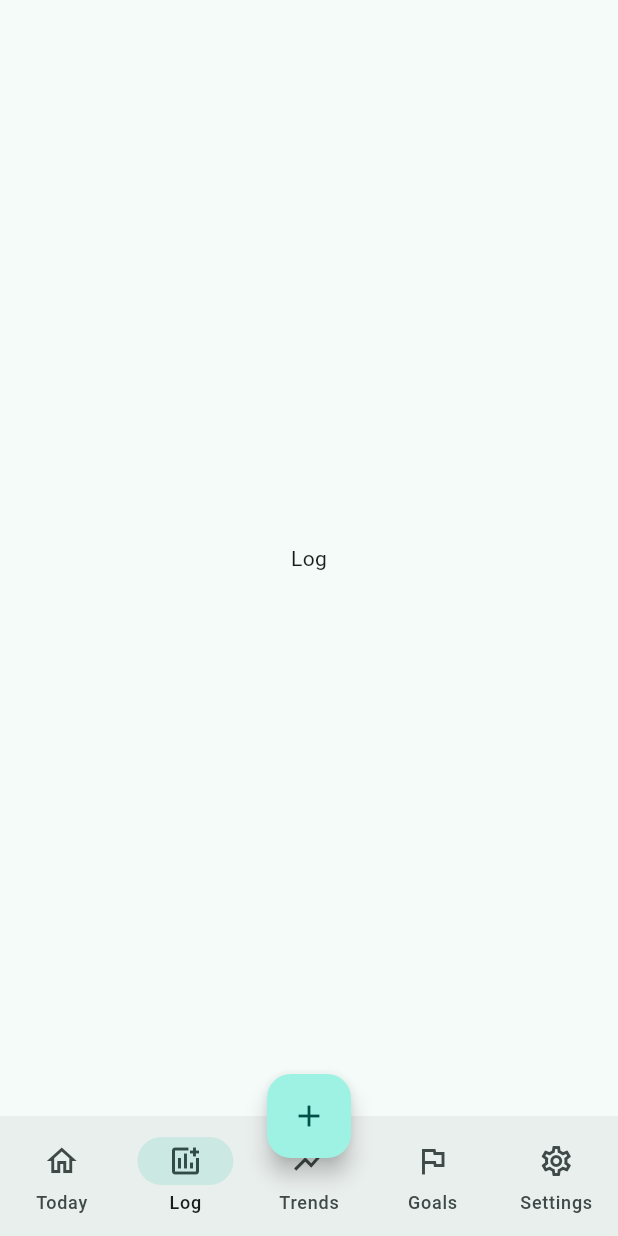
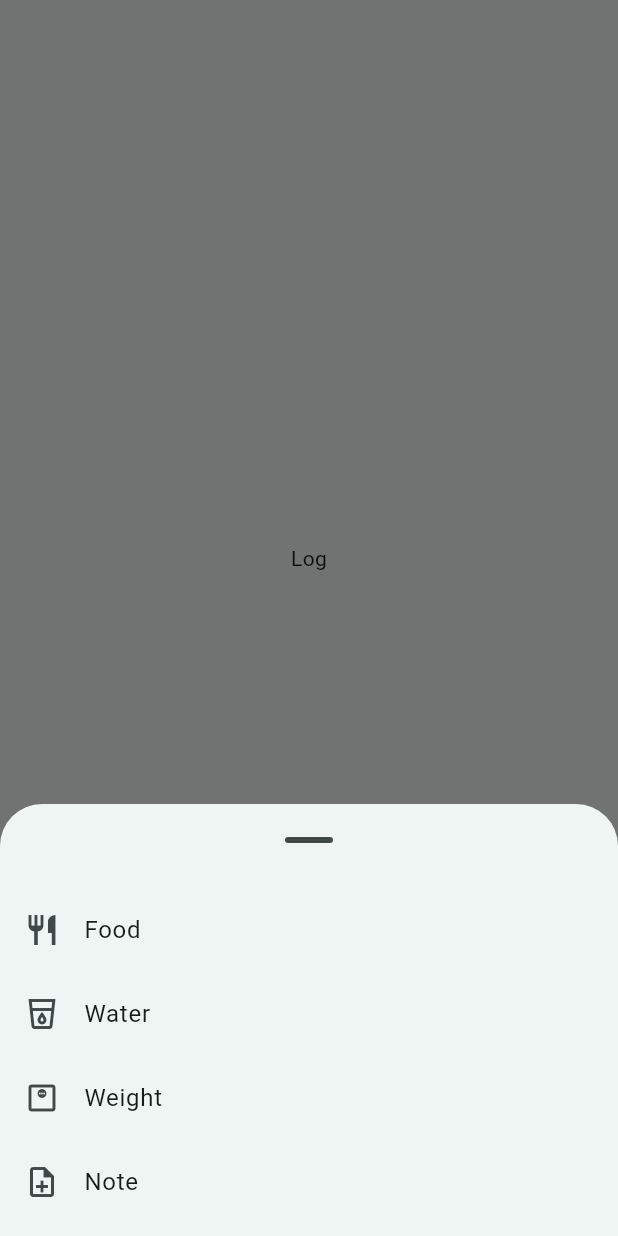
Before and after one commit to munkhaus/calories, a Flutter app: the screen it shows after launch, item 2 of the bottom bar chosen, after a tap on the "add" icon, on a phone screen of 412 x 824 dp. Run offline on Flutter 3.47's test engine with Material 3 defaults, Android fonts, the phone set to English and light mode, and no system bars; our stand-ins replace dio, get_it, go_router.

```diff
--- a/lib/core/router/app_router.dart
+++ b/lib/core/router/app_router.dart
@@ -1,6 +1,7 @@
 import 'package:calories/core/shell/root_shell.dart';
 import 'package:calories/goals/presentation/goals_page.dart';
 import 'package:calories/log/presentation/log_page.dart';
+import 'package:calories/log/presentation/log_add_page.dart';
 import 'package:calories/onboarding/presentation/onboarding_page.dart';
 import 'package:calories/settings/presentation/settings_page.dart';
 import 'package:calories/today/presentation/today_page.dart';
@@ -52,6 +53,11 @@ class AppRouter {
                 const LogPage(),
           ),
           GoRoute(
+            path: '/log/add',
+            builder: (BuildContext context, GoRouterState state) =>
+                const LogAddPage(),
+          ),
+          GoRoute(
             path: '/trends',
             builder: (BuildContext context, GoRouterState state) =>
                 const TrendsPage(),
--- a/lib/core/shell/root_shell.dart
+++ b/lib/core/shell/root_shell.dart
@@ -37,7 +37,69 @@ class _RootShellState extends State<RootShell> {
       body: SafeArea(child: widget.child),
       floatingActionButtonLocation: FloatingActionButtonLocation.centerDocked,
       floatingActionButton: FloatingActionButton(
-        onPressed: () => context.go('/log'),
+        onPressed: () async {
+          await showModalBottomSheet<void>(
+            context: context,
+            showDragHandle: true,
+            isScrollControlled: false,
+            builder: (BuildContext bottomSheetContext) {
+              return SafeArea(
+                child: Padding(
+                  padding: const EdgeInsets.symmetric(vertical: 8),
+                  child: Column(
+                    mainAxisSize: MainAxisSize.min,
+                    children: <Widget>[
+                      ListTile(
+                        leading: const Icon(Icons.restaurant),
+                        title: const Text('Food'),
+                        onTap: () {
+                          Navigator.of(bottomSheetContext).pop();
+                          context.go('/log/add');
+                        },
+                      ),
+                      ListTile(
+                        leading: const Icon(Icons.local_drink_outlined),
+                        title: const Text('Water'),
+                        onTap: () {
+                          Navigator.of(bottomSheetContext).pop();
+                          ScaffoldMessenger.of(context).showSnackBar(
+                            const SnackBar(
+                              content: Text('Water: not implemented yet'),
+                            ),
+                          );
+                        },
+                      ),
+                      ListTile(
+                        leading: const Icon(Icons.monitor_weight_outlined),
+                        title: const Text('Weight'),
+                        onTap: () {
+                          Navigator.of(bottomSheetContext).pop();
+                          ScaffoldMessenger.of(context).showSnackBar(
+                            const SnackBar(
+                              content: Text('Weight: not implemented yet'),
+                            ),
+                          );
+                        },
+                      ),
+                      ListTile(
+                        leading: const Icon(Icons.note_add_outlined),
+                        title: const Text('Note'),
+                        onTap: () {
+                          Navigator.of(bottomSheetContext).pop();
+                          ScaffoldMessenger.of(context).showSnackBar(
+                            const SnackBar(
+                              content: Text('Note: not implemented yet'),
+                            ),
+                          );
+                        },
+                      ),
+                    ],
+                  ),
+                ),
+              );
+            },
+          );
+        },
         child: const Icon(Icons.add),
       ),
       bottomNavigationBar: NavigationBar(
```
Also changed, not shown: lib/log/presentation/log_add_page.dart (added, +34 -0 lines).
